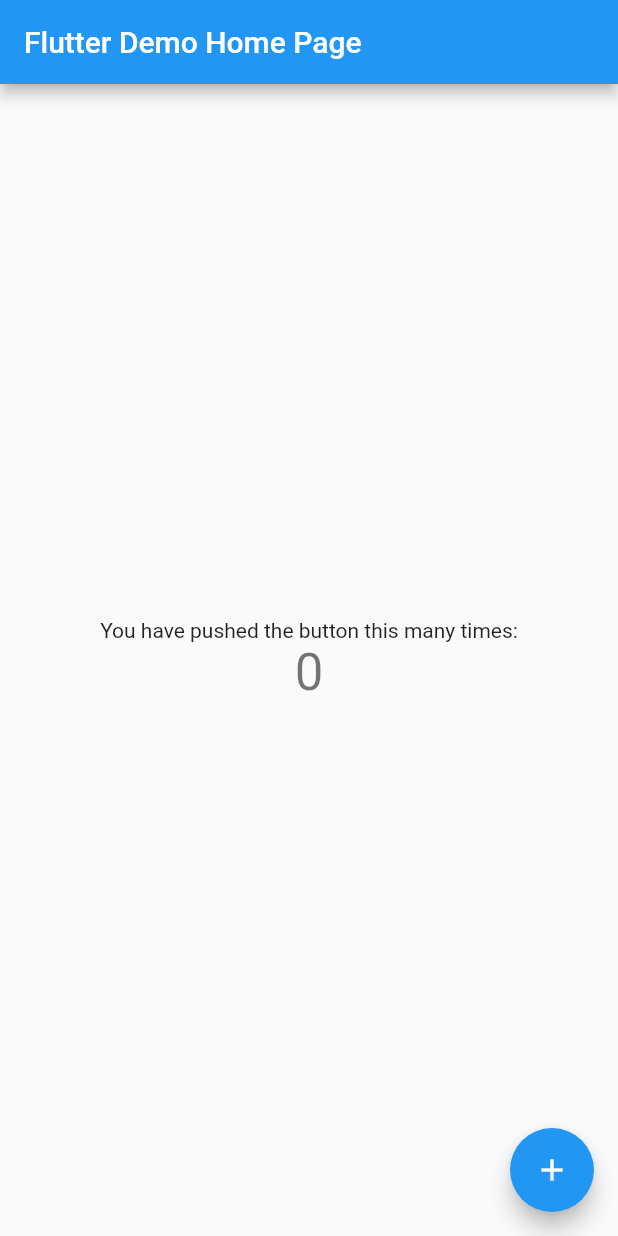
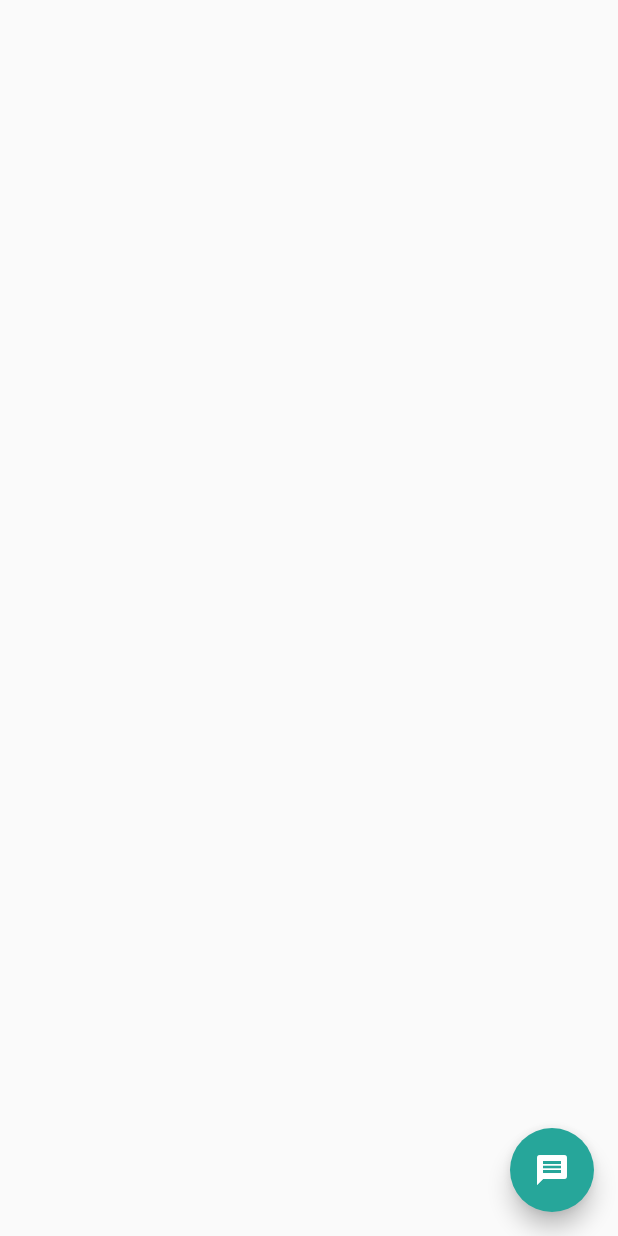
Before and after one commit to souzatya/wayfle, a Flutter app: the screen it shows after launch, on a phone screen of 412 x 824 dp. Run offline on Flutter 3.47's test engine with Material 2 defaults, Android fonts, the phone set to English and light mode, and no system bars; our stand-ins replace dynamic_theme.

Commit message:
alpha_designs_first stage

```diff
--- /dev/null
+++ b/beta/lib/home.dart
@@ -0,0 +1,30 @@
+import 'package:dynamic_theme/dynamic_theme.dart';
+import 'package:flutter/material.dart';
+
+class Home extends StatefulWidget {
+  Home({Key key, this.title}) : super(key: key);
+  final String title;
+
+  @override
+  _HomeState createState() => _HomeState();
+}
+
+class _HomeState extends State<Home> {
+  @override
+  Widget build(BuildContext context) {
+    return Scaffold(
+      floatingActionButton: FloatingActionButton(
+        onPressed: changeBrightness,
+        child: const Icon(Icons.message),
+        backgroundColor: Colors.teal[400],
+      ),
+    );
+  }
+
+  void changeBrightness() {
+    DynamicTheme.of(context).setBrightness(
+        Theme.of(context).brightness == Brightness.dark
+            ? Brightness.light
+            : Brightness.dark);
+  }
+}
--- a/beta/lib/main.dart
+++ b/beta/lib/main.dart
@@ -1,117 +1,26 @@
+import 'package:dynamic_theme/dynamic_theme.dart';
 import 'package:flutter/material.dart';
+import 'home.dart';
 
 void main() {
-  runApp(MyApp());
+  runApp(WayfleB());
 }
 
-class MyApp extends StatelessWidget {
-  // This widget is the root of your application.
+class WayfleB extends StatelessWidget {
   @override
   Widget build(BuildContext context) {
-    return MaterialApp(
-      title: 'Flutter Demo',
-      theme: ThemeData(
-        // This is the theme of your application.
-        //
-        // Try running your application with "flutter run". You'll see the
-        // application has a blue toolbar. Then, without quitting the app, try
-        // changing the primarySwatch below to Colors.green and then invoke
-        // "hot reload" (press "r" in the console where you ran "flutter run",
-        // or simply save your changes to "hot reload" in a Flutter IDE).
-        // Notice that the counter didn't reset back to zero; the application
-        // is not restarted.
-        primarySwatch: Colors.blue,
-        // This makes the visual density adapt to the platform that you run
-        // the app on. For desktop platforms, the controls will be smaller and
-        // closer together (more dense) than on mobile platforms.
-        visualDensity: VisualDensity.adaptivePlatformDensity,
-      ),
-      home: MyHomePage(title: 'Flutter Demo Home Page'),
-    );
+    return DynamicTheme(
+        defaultBrightness: Brightness.light,
+        data: (brightness) => ThemeData(
+              primarySwatch: Colors.teal,
+              brightness: brightness,
+            ),
+        themedWidgetBuilder: (context, theme) {
+          return MaterialApp(
+            title: 'Wayfle Beta',
+            theme: theme,
+            home: Home(title: 'Wayfle Home'),
+          );
+        });
   }
 }
-
-class MyHomePage extends StatefulWidget {
-  MyHomePage({Key key, this.title}) : super(key: key);
-
-  // This widget is the home page of your application. It is stateful, meaning
-  // that it has a State object (defined below) that contains fields that affect
-  // how it looks.
-
-  // This class is the configuration for the state. It holds the values (in this
-  // case the title) provided by the parent (in this case the App widget) and
-  // used by the build method of the State. Fields in a Widget subclass are
-  // always marked "final".
-
-  final String title;
-
-  @override
-  _MyHomePageState createState() => _MyHomePageState();
-}
-
-class _MyHomePageState extends State<MyHomePage> {
-  int _counter = 0;
-
-  void _incrementCounter() {
-    setState(() {
-      // This call to setState tells the Flutter framework that something has
-      // changed in this State, which causes it to rerun the build method below
-      // so that the display can reflect the updated values. If we changed
-      // _counter without calling setState(), then the build method would not be
-      // called again, and so nothing would appear to happen.
-      _counter++;
-    });
-  }
-
-  @override
-  Widget build(BuildContext context) {
-    // This method is rerun every time setState is called, for instance as done
-    // by the _incrementCounter method above.
-    //
-    // The Flutter framework has been optimized to make rerunning build methods
-    // fast, so that you can just rebuild anything that needs updating rather
-    // than having to individually change instances of widgets.
-    return Scaffold(
-      appBar: AppBar(
-        // Here we take the value from the MyHomePage object that was created by
-        // the App.build method, and use it to set our appbar title.
-        title: Text(widget.title),
-      ),
-      body: Center(
-        // Center is a layout widget. It takes a single child and positions it
-        // in the middle of the parent.
-        child: Column(
-          // Column is also a layout widget. It takes a list of children and
-          // arranges them vertically. By default, it sizes itself to fit its
-          // children horizontally, and tries to be as tall as its parent.
-          //
-          // Invoke "debug painting" (press "p" in the console, choose the
-          // "Toggle Debug Paint" action from the Flutter Inspector in Android
-          // Studio, or the "Toggle Debug Paint" command in Visual Studio Code)
-          // to see the wireframe for each widget.
-          //
-          // Column has various properties to control how it sizes itself and
-          // how it positions its children. Here we use mainAxisAlignment to
-          // center the children vertically; the main axis here is the vertical
-          // axis because Columns are vertical (the cross axis would be
-          // horizontal).
-          mainAxisAlignment: MainAxisAlignment.center,
-          children: <Widget>[
-            Text(
-              'You have pushed the button this many times:',
-            ),
-            Text(
-              '$_counter',
-              style: Theme.of(context).textTheme.headline4,
-            ),
-          ],
-        ),
-      ),
-      floatingActionButton: FloatingActionButton(
-        onPressed: _incrementCounter,
-        tooltip: 'Increment',
-        child: Icon(Icons.add),
-      ), // This trailing comma makes auto-formatting nicer for build methods.
-    );
-  }
-}
```
Also changed, not shown: beta/lib/fonts_colors.dart (added, +17 -0 lines), 2 other files.
